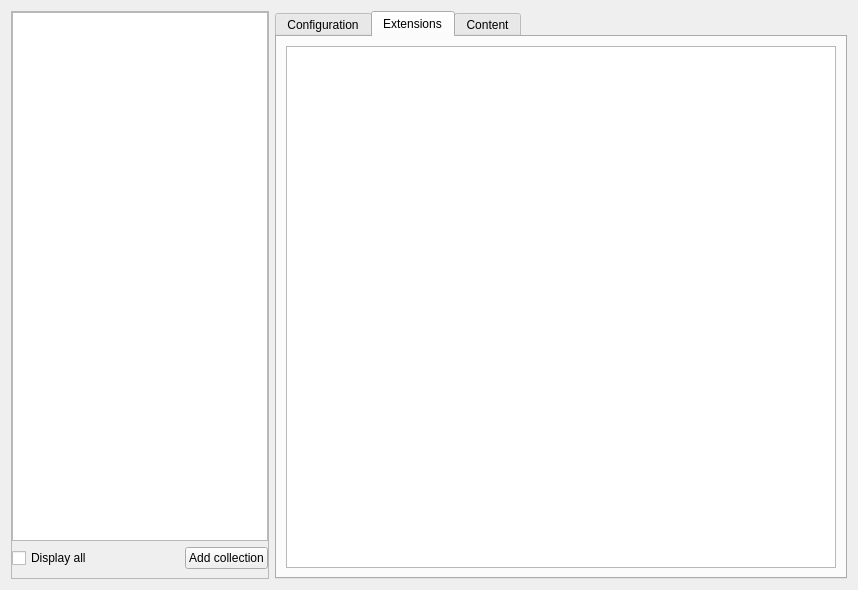
This is src/conf/dlgaddressbookbase.ui in KDE/ring-kde as Qt 5 draws it before an edit. The edited form follows.
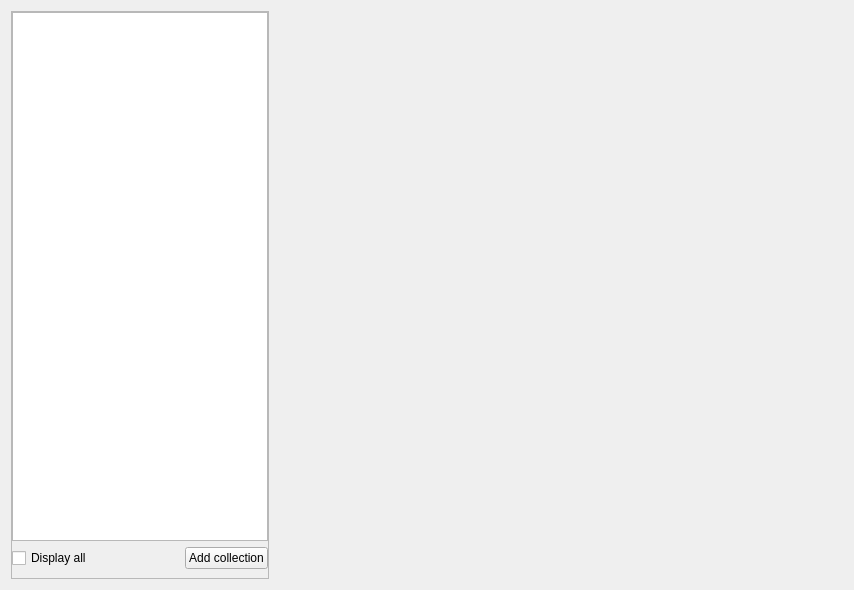
This is the edited form. The open tabs and pages were chosen to show the change. Custom widgets are drawn as their Qt base class.

Commit message:
cleanup: Remove most old interface display options
Remove the following little used display option:

 * displayCallIcon
 * displayCallPeer
 * displayCallNumber
 * displayCallSecure
 * displayCallOrganisation
 * displayCallDepartment
 * displayCallEmail
 * limitMinimumRowHeight
 * minimumRowHeight
 * displayDataRange (dead code)
 * displayPersonCallHistory (dead code)
 * displayEmail (in contacts)
 * displayOrganisation (in contancts)

Remove the following notification settings, they are not redundan
of KDE build-in dialog.

 * notifOnCalls
 * notifOnMessages

```diff
--- a/src/conf/dlgaddressbookbase.ui
+++ b/src/conf/dlgaddressbookbase.ui
@@ -98,14 +98,7 @@
     </widget>
    </item>
    <item>
-    <widget class="QTabWidget" name="tabWidget">
-     <property name="currentIndex">
-      <number>0</number>
-     </property>
-     <widget class="QWidget" name="m_pTabConfig">
-      <attribute name="title">
-       <string>Configuration</string>
-      </attribute>
+    <widget class="QWidget" name="widget" native="true">
       <layout class="QVBoxLayout" name="verticalLayout_2">
        <item>
         <widget class="QFrame" name="frame_2">
@@ -135,27 +128,6 @@
         </widget>
        </item>
       </layout>
-     </widget>
-     <widget class="QWidget" name="m_pTabExtent">
-      <attribute name="title">
-       <string>Extensions</string>
-      </attribute>
-      <layout class="QVBoxLayout" name="verticalLayout_4">
-       <item>
-        <widget class="QListView" name="m_pExtensions"/>
-       </item>
-      </layout>
-     </widget>
-     <widget class="QWidget" name="m_pTabContent">
-      <attribute name="title">
-       <string>Content</string>
-      </attribute>
-      <layout class="QVBoxLayout" name="verticalLayout_3">
-       <item>
-        <widget class="QTableView" name="tableView"/>
-       </item>
-      </layout>
-     </widget>
     </widget>
    </item>
   </layout>
```
Left out of the diff: 11 changed lines with no effect on the pictures. Lines whose indentation alone changed are shown as unchanged. The commit also changes 7 other files.
